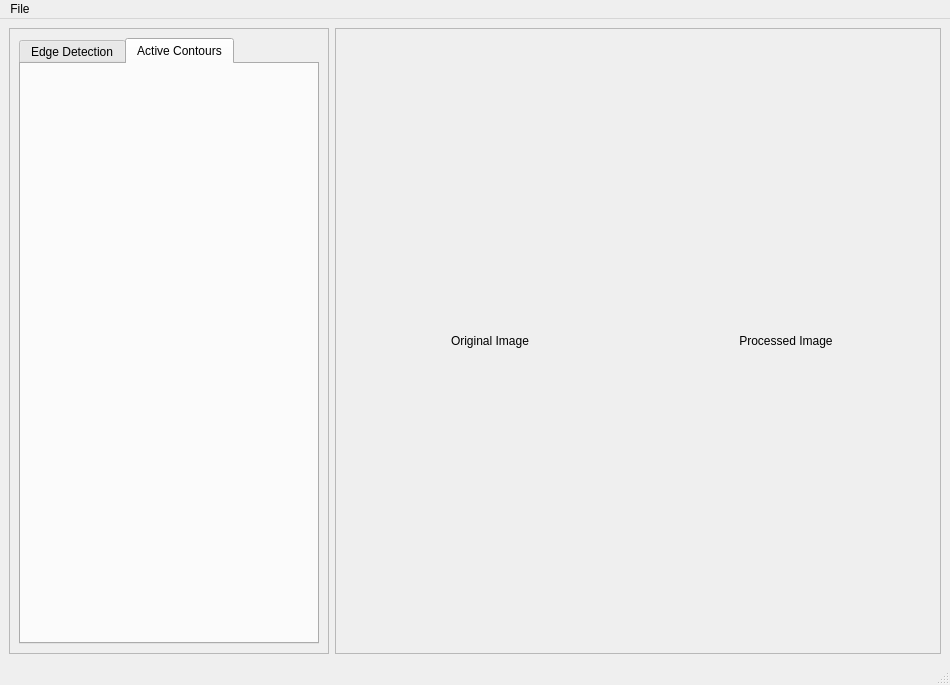
Qt form views/main_window.ui (Amr2054/Task_2_CV) before a commit.
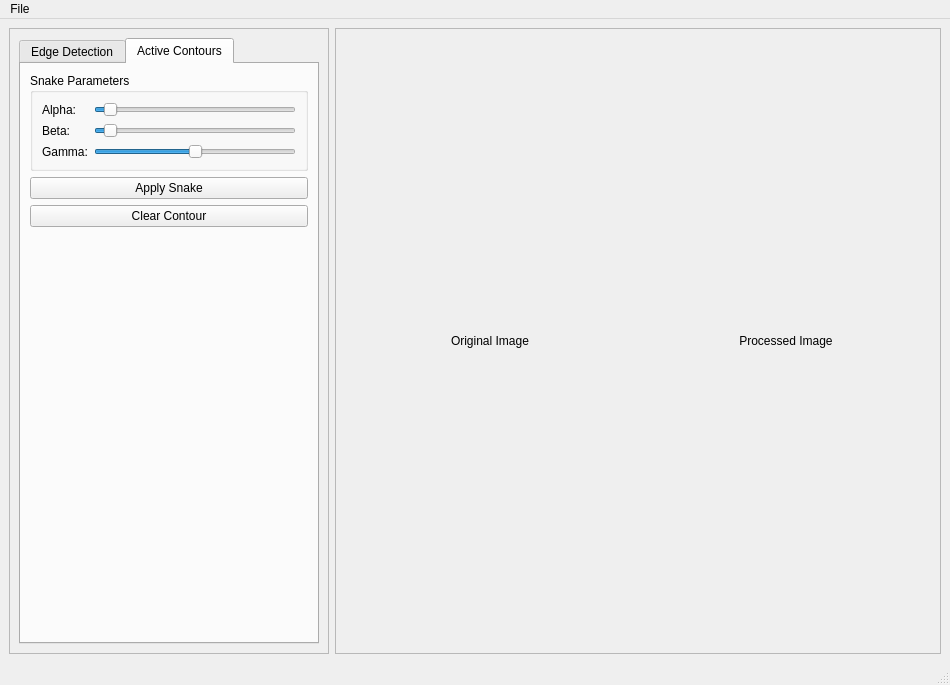
The same form after that commit. The open tabs and pages were chosen to show the change.

```diff
--- a/views/main_window.ui
+++ b/views/main_window.ui
@@ -139,7 +139,107 @@
           <attribute name="title">
            <string>Active Contours</string>
           </attribute>
-          <layout class="QVBoxLayout" name="verticalLayout_4"/>
+          <layout class="QVBoxLayout" name="verticalLayout_4">
+           <item>
+            <widget class="QGroupBox" name="groupBoxSnakeParams">
+             <property name="title">
+              <string>Snake Parameters</string>
+             </property>
+             <layout class="QFormLayout" name="formLayoutSnake">
+              <item row="0" column="0">
+               <widget class="QLabel" name="labelAlpha">
+                <property name="text">
+                 <string>Alpha:</string>
+                </property>
+               </widget>
+              </item>
+              <item row="0" column="1">
+               <widget class="QSlider" name="sliderAlpha">
+                <property name="orientation">
+                 <enum>Qt::Orientation::Horizontal</enum>
+                </property>
+                <property name="maximum">
+                 <number>200</number>
+                </property>
+                <property name="value">
+                 <number>10</number>
+                </property>
+               </widget>
+              </item>
+              <item row="1" column="0">
+               <widget class="QLabel" name="labelBeta">
+                <property name="text">
+                 <string>Beta:</string>
+                </property>
+               </widget>
+              </item>
+              <item row="1" column="1">
+               <widget class="QSlider" name="sliderBeta">
+                <property name="orientation">
+                 <enum>Qt::Orientation::Horizontal</enum>
+                </property>
+                <property name="maximum">
+                 <number>200</number>
+                </property>
+                <property name="value">
+                 <number>10</number>
+                </property>
+               </widget>
+              </item>
+              <item row="2" column="0">
+               <widget class="QLabel" name="labelGamma">
+                <property name="text">
+                 <string>Gamma:</string>
+                </property>
+               </widget>
+              </item>
+              <item row="2" column="1">
+               <widget class="QSlider" name="sliderGamma">
+                <property name="orientation">
+                 <enum>Qt::Orientation::Horizontal</enum>
+                </property>
+                <property name="maximum">
+                 <number>200</number>
+                </property>
+                <property name="minimum">
+                 <number>0</number>
+                </property>
+                <property name="value">
+                 <number>100</number>
+                </property>
+               </widget>
+              </item>
+             </layout>
+            </widget>
+           </item>
+           <item>
+            <widget class="QPushButton" name="btnApplySnake">
+             <property name="text">
+              <string>Apply Snake</string>
+             </property>
+            </widget>
+           </item>
+           <item>
+            <widget class="QPushButton" name="btnClearContour">
+             <property name="text">
+              <string>Clear Contour</string>
+             </property>
+            </widget>
+           </item>
+           <item>
+            <spacer name="verticalSpacerSnake">
+             <property name="orientation">
+              <enum>Qt::Orientation::Vertical</enum>
+             </property>
+             <property name="sizeHint" stdset="0">
+              <size>
+               <width>20</width>
+               <height>40</height>
+              </size>
+             </property>
+            </spacer>
+           </item>
+          </layout>
          </widget>
         </widget>
        </item>
```
